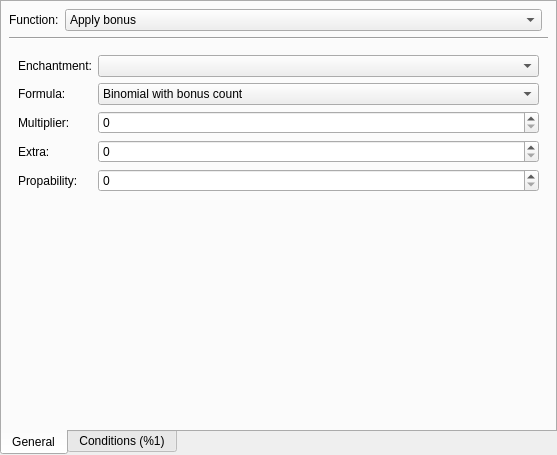
The window that src/loottablefunction.ui (IoeCmcomc/MCDatapacker) describes before a commit, drawn with Qt 5.
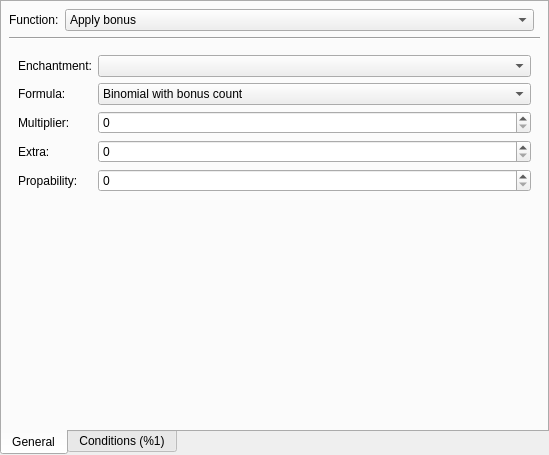
The same window after the commit. Custom widgets are drawn as their Qt base class.

```diff
--- a/src/loottablefunction.ui
+++ b/src/loottablefunction.ui
@@ -6,7 +6,7 @@
    <rect>
     <x>0</x>
     <y>0</y>
-    <width>557</width>
+    <width>549</width>
     <height>455</height>
    </rect>
   </property>
```
